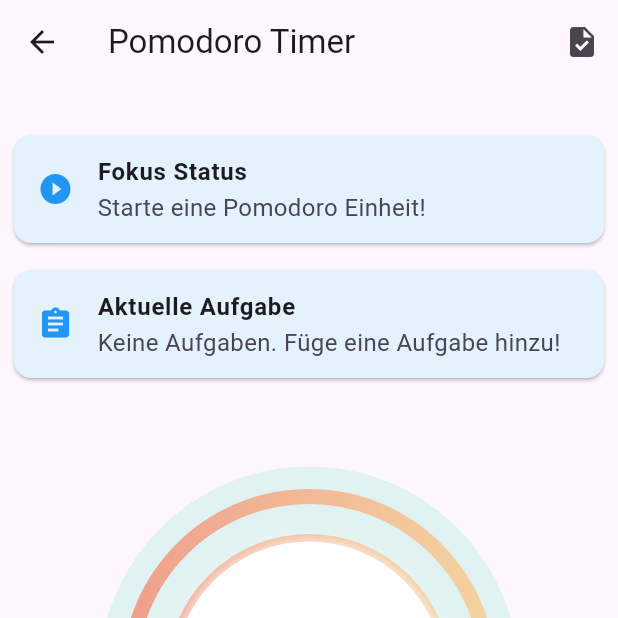
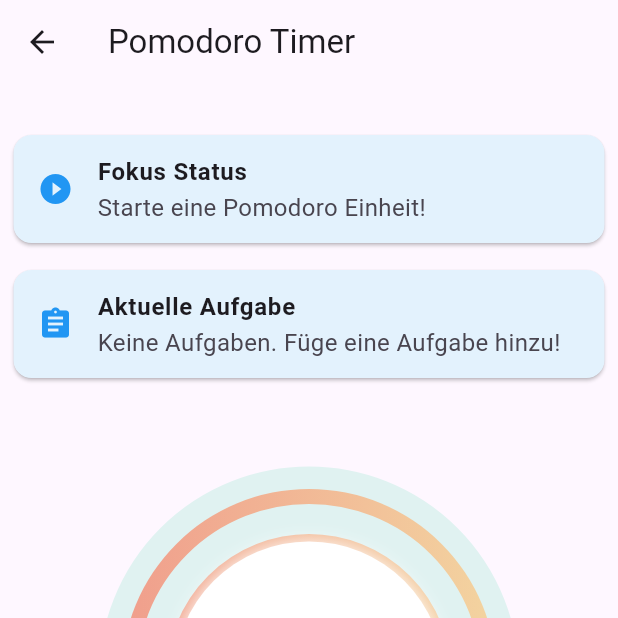
Before and after one commit to jakub-suliga/app, a Flutter app: the PomodoroScreen screen opened by its route, on a phone screen of 412 x 824 dp, the top half of it. Run offline on Flutter 3.47's test engine with Material 3 defaults, Android fonts, the phone set to English and light mode, and no system bars; our stand-ins replace audioplayers, bloc, equatable, flutter_bloc, permission_handler, shared_preferences; missing offline and left inert: esense_flutter; accounts and stored records are empty.

Commit message:
Remove task management button from Pomodoro screen app bar.

```diff
--- a/lib/presentation/screens/pomodoro_screen.dart
+++ b/lib/presentation/screens/pomodoro_screen.dart
@@ -572,15 +572,16 @@ class _PomodoroScreenState extends State<PomodoroScreen> {
     return Scaffold(
       appBar: AppBar(
         title: const Text('Pomodoro Timer'),
-        actions: [
-          IconButton(
-            icon: const Icon(Icons.task),
-            onPressed: () {
-              Navigator.pushNamed(context, '/tasks');
-            },
-            tooltip: 'Aufgaben verwalten',
-          ),
-        ],
+        // **Entfernung des Buttons aus dem AppBar**
+        // actions: [
+        //   IconButton(
+        //     icon: const Icon(Icons.task),
+        //     onPressed: () {
+        //       Navigator.pushNamed(context, '/tasks');
+        //     },
+        //     tooltip: 'Aufgaben verwalten',
+        //   ),
+        // ],
       ),
       body: SingleChildScrollView(
         padding: const EdgeInsets.fromLTRB(5.0, 30.0, 5.0, 15.0),
```
